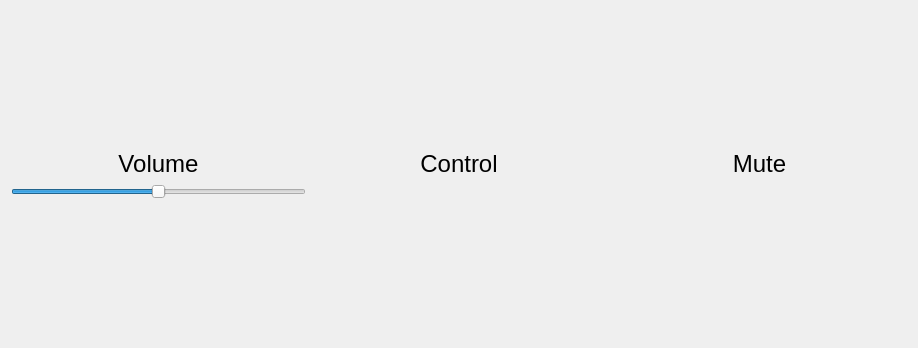
Before: the Qt Designer form widgets/controllerwidget.ui in commmrade/MusicVisualizer, drawn with Qt 5.
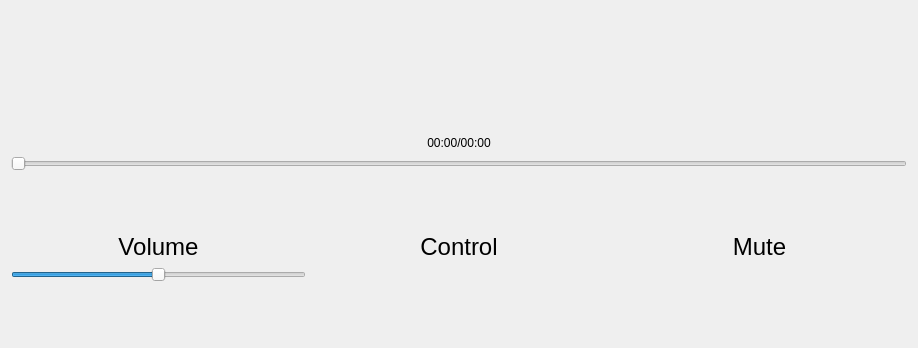
After: the same form once the commit is applied. Icons and pictures are not drawn.

Commit message: Seek bar done, code cleanup

```diff
--- a/widgets/controllerwidget.ui
+++ b/widgets/controllerwidget.ui
@@ -18,8 +18,45 @@
 	background-color: #2F2F2F
 }</string>
   </property>
-  <layout class="QGridLayout" name="gridLayout">
-   <item row="0" column="0">
+  <layout class="QVBoxLayout" name="verticalLayout_5">
+   <item>
+    <layout class="QVBoxLayout" name="verticalLayout_4">
+     <item>
+      <spacer name="verticalSpacer_7">
+       <property name="orientation">
+        <enum>Qt::Orientation::Vertical</enum>
+       </property>
+       <property name="sizeHint" stdset="0">
+        <size>
+         <width>20</width>
+         <height>40</height>
+        </size>
+       </property>
+      </spacer>
+     </item>
+     <item>
+      <widget class="QLabel" name="seekBarLabel">
+       <property name="text">
+        <string>00:00/00:00</string>
+       </property>
+       <property name="alignment">
+        <set>Qt::AlignmentFlag::AlignCenter</set>
+       </property>
+      </widget>
+     </item>
+     <item>
+      <widget class="QSlider" name="seekBar">
+       <property name="maximum">
+        <number>1456</number>
+       </property>
+       <property name="orientation">
+        <enum>Qt::Orientation::Horizontal</enum>
+       </property>
+      </widget>
+     </item>
+    </layout>
+   </item>
+   <item>
     <layout class="QHBoxLayout" name="horizontalLayout">
      <item>
       <layout class="QVBoxLayout" name="verticalLayout">
```
The commit also changes 11 other files.
